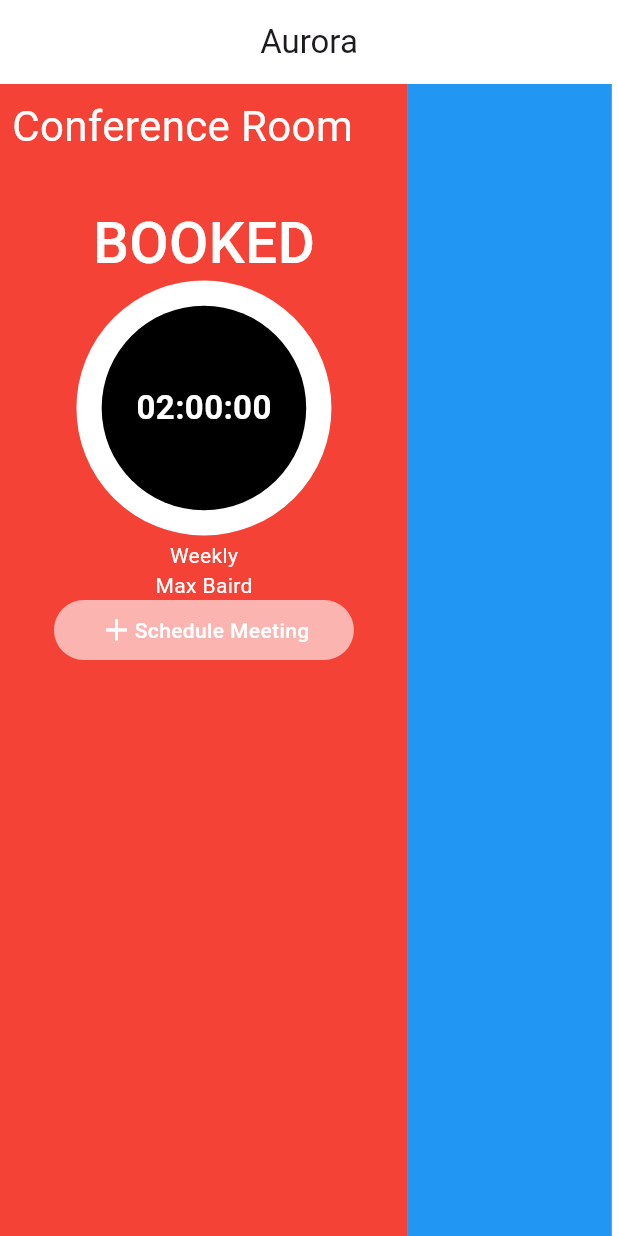
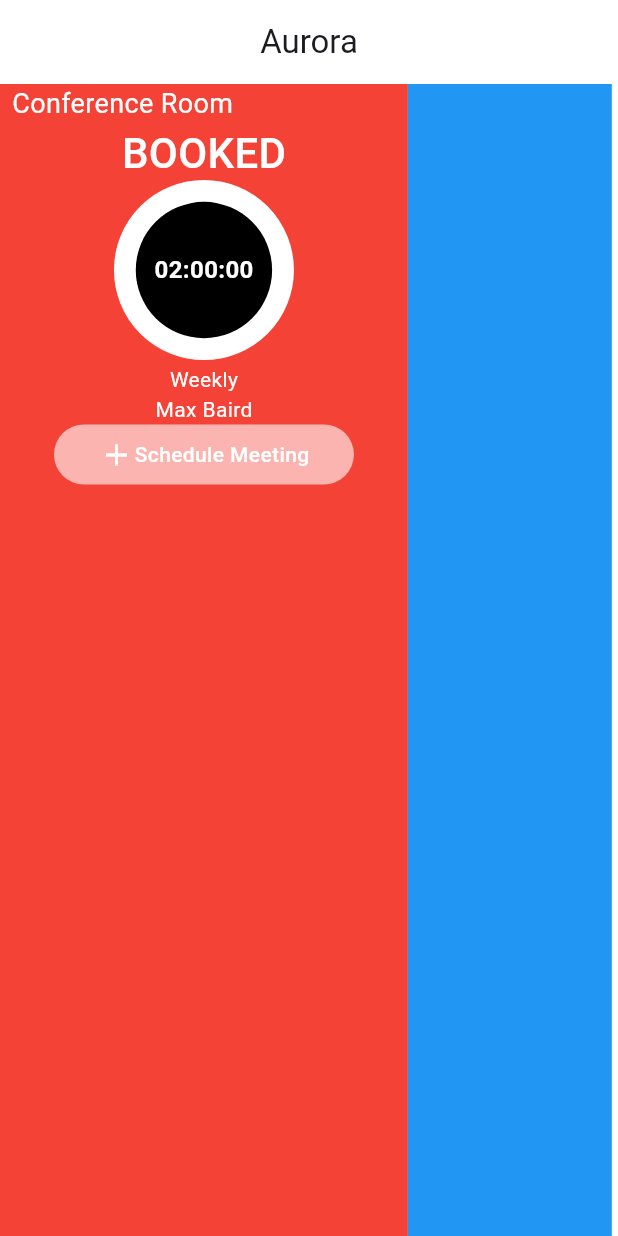
Before and after one commit to maxbaird/aurora, a Flutter app: the screen it shows after launch, on a phone screen of 412 x 824 dp. Run offline on Flutter 3.47's test engine with Material 3 defaults, Android fonts, the phone set to English and light mode, and no system bars; drawn by our look-alikes of circular_countdown_timer.

Commit message:
Reduced size of components again to better fit raspberry pi

```diff
--- a/lib/core/presentation/widgets/aurora_status_panel.dart
+++ b/lib/core/presentation/widgets/aurora_status_panel.dart
@@ -46,7 +46,11 @@ class AuroraStatusPanel extends StatelessWidget {
       width: screenWidth * 0.66,
       child: Column(
         children: [
-          _RoomInfo(roomName: roomName, available: _available),
+          _RoomInfo(
+            roomName: roomName,
+            available: _available,
+            roomStatus: roomStatus,
+          ),
           _body,
         ],
       ),
@@ -99,7 +103,7 @@ class _Booked extends StatelessWidget {
         const Text(
           'BOOKED',
           style: const TextStyle(
-            fontSize: 38.0,
+            fontSize: 28.0,
             color: kAuroraWhite,
             fontWeight: FontWeight.w500,
           ),
@@ -126,15 +130,19 @@ class _RoomInfo extends StatelessWidget {
     super.key,
     required this.roomName,
     required this.available,
+    required this.roomStatus,
   });
 
   final String roomName;
   final String available;
+  final RoomStatus roomStatus;
 
   @override
   Widget build(BuildContext context) {
-    return Padding(
-      padding: const EdgeInsets.all(8.0),
+    return Container(
+      color: Colors.transparent,
+      child: Padding(
+        padding: const EdgeInsets.only(left: 8.0),
         child: Row(
           mainAxisAlignment: MainAxisAlignment.start,
           children: [
@@ -142,20 +150,24 @@ class _RoomInfo extends StatelessWidget {
               children: [
                 Text(
                   roomName,
-                style: const TextStyle(fontSize: 28.0, color: kAuroraWhite),
+                  style: const TextStyle(fontSize: 18.0, color: kAuroraWhite),
                 ),
-              Row(
+                roomStatus == RoomStatus.booked
+                    ? const SizedBox.shrink()
+                    : Row(
                         mainAxisAlignment: MainAxisAlignment.center,
                         children: [
                           Text(
                             available,
-                    style: const TextStyle(fontSize: 16.0, color: kAuroraWhite),
+                            style: const TextStyle(
+                                fontSize: 16.0, color: kAuroraWhite),
                           ),
                         ],
                       ),
               ],
             ),
           ],
+        ),
       ),
     );
   }
@@ -178,8 +190,8 @@ class _Timer extends StatelessWidget {
       duration: 60 * 60 * 2,
       initialDuration: 0,
       controller: CountDownController(),
-      width: 150.0,
-      height: 150.0,
+      width: 100.0,
+      height: 100.0,
       ringColor: kAuroraWhite,
       ringGradient: null,
       fillColor: Colors.purpleAccent[100]!,
@@ -189,7 +201,7 @@ class _Timer extends StatelessWidget {
       strokeWidth: 20.0,
       strokeCap: StrokeCap.round,
       textStyle: const TextStyle(
-        fontSize: 22.0,
+        fontSize: 16.0,
         color: Colors.white,
         fontWeight: FontWeight.bold,
       ),
```
Also changed, not shown: lib/core/presentation/widgets/aurora_schedule_panel.dart (+34 -1 lines). Lines whose indentation alone changed are shown as unchanged.
